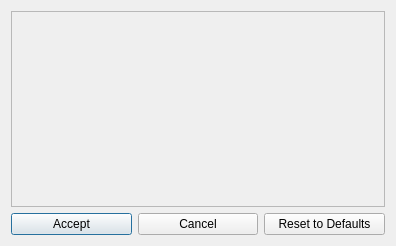
Qt form randovania/games/zero_mission/gui/ui_files/zero_mission_cosmetic_patches_dialog.ui (randovania/randovania) before a commit.
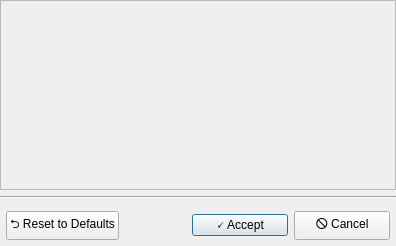
The same form after that commit.

Commit message: GUI: improve footer of cosmetic dialogs

```diff
--- a/randovania/games/zero_mission/gui/ui_files/zero_mission_cosmetic_patches_dialog.ui
+++ b/randovania/games/zero_mission/gui/ui_files/zero_mission_cosmetic_patches_dialog.ui
@@ -13,32 +13,20 @@
   <property name="windowTitle">
    <string>MZM Game - Cosmetic Options</string>
   </property>
-  <layout class="QGridLayout" name="gridLayout">
-   <item row="2" column="2">
-    <widget class="QPushButton" name="reset_button">
-     <property name="text">
-      <string>Reset to Defaults</string>
-     </property>
-    </widget>
-   </item>
-   <item row="2" column="0">
-    <widget class="QPushButton" name="accept_button">
-     <property name="text">
-      <string>Accept</string>
-     </property>
-     <property name="default">
-      <bool>true</bool>
-     </property>
-    </widget>
-   </item>
-   <item row="2" column="1">
-    <widget class="QPushButton" name="cancel_button">
-     <property name="text">
-      <string>Cancel</string>
-     </property>
-    </widget>
-   </item>
-   <item row="1" column="0" colspan="3">
+  <layout class="QVBoxLayout" name="verticalLayout_2">
+   <property name="leftMargin">
+    <number>0</number>
+   </property>
+   <property name="topMargin">
+    <number>0</number>
+   </property>
+   <property name="rightMargin">
+    <number>0</number>
+   </property>
+   <property name="bottomMargin">
+    <number>0</number>
+   </property>
+   <item>
     <widget class="QScrollArea" name="scrollArea">
      <property name="widgetResizable">
       <bool>true</bool>
@@ -48,28 +36,98 @@
        <rect>
         <x>0</x>
         <y>0</y>
-        <width>376</width>
-        <height>194</height>
+        <width>394</width>
+        <height>198</height>
        </rect>
       </property>
-      <layout class="QVBoxLayout" name="verticalLayout">
-       <item>
-        <spacer name="verticalSpacer">
-         <property name="orientation">
-          <enum>Qt::Orientation::Vertical</enum>
-         </property>
-         <property name="sizeHint" stdset="0">
-          <size>
-           <width>20</width>
-           <height>40</height>
-          </size>
-         </property>
-        </spacer>
-       </item>
-      </layout>
+      <layout class="QVBoxLayout" name="verticalLayout"/>
      </widget>
     </widget>
    </item>
+   <item>
+    <widget class="Line" name="line">
+     <property name="orientation">
+      <enum>Qt::Orientation::Horizontal</enum>
+     </property>
+    </widget>
+   </item>
+   <item>
+    <layout class="QHBoxLayout" name="footer_layout">
+     <property name="leftMargin">
+      <number>6</number>
+     </property>
+     <property name="topMargin">
+      <number>6</number>
+     </property>
+     <property name="rightMargin">
+      <number>6</number>
+     </property>
+     <property name="bottomMargin">
+      <number>6</number>
+     </property>
+     <item>
+      <widget class="QPushButton" name="reset_button">
+       <property name="text">
+        <string notr="true">⮌ Reset to Defaults</string>
+       </property>
+      </widget>
+     </item>
+     <item>
+      <spacer name="horizontalSpacer">
+       <property name="orientation">
+        <enum>Qt::Orientation::Horizontal</enum>
+       </property>
+       <property name="sizeHint" stdset="0">
+        <size>
+         <width>40</width>
+         <height>20</height>
+        </size>
+       </property>
+      </spacer>
+     </item>
+     <item>
+      <widget class="QPushButton" name="accept_button">
+       <property name="sizePolicy">
+        <sizepolicy hsizetype="Minimum" vsizetype="Fixed">
+         <horstretch>0</horstretch>
+         <verstretch>0</verstretch>
+        </sizepolicy>
+       </property>
+       <property name="minimumSize">
+        <size>
+         <width>96</width>
+         <height>0</height>
+        </size>
+       </property>
+       <property name="text">
+        <string notr="true">🗸 Accept</string>
+       </property>
+       <property name="default">
+        <bool>true</bool>
+       </property>
+      </widget>
+     </item>
+     <item>
+      <widget class="QPushButton" name="cancel_button">
+       <property name="sizePolicy">
+        <sizepolicy hsizetype="Minimum" vsizetype="Fixed">
+         <horstretch>0</horstretch>
+         <verstretch>0</verstretch>
+        </sizepolicy>
+       </property>
+       <property name="minimumSize">
+        <size>
+         <width>96</width>
+         <height>0</height>
+        </size>
+       </property>
+       <property name="text">
+        <string notr="true">🛇 Cancel</string>
+       </property>
+      </widget>
+     </item>
+    </layout>
+   </item>
   </layout>
  </widget>
  <layoutdefault spacing="6" margin="11"/>
```
The commit also changes 22 other files.
